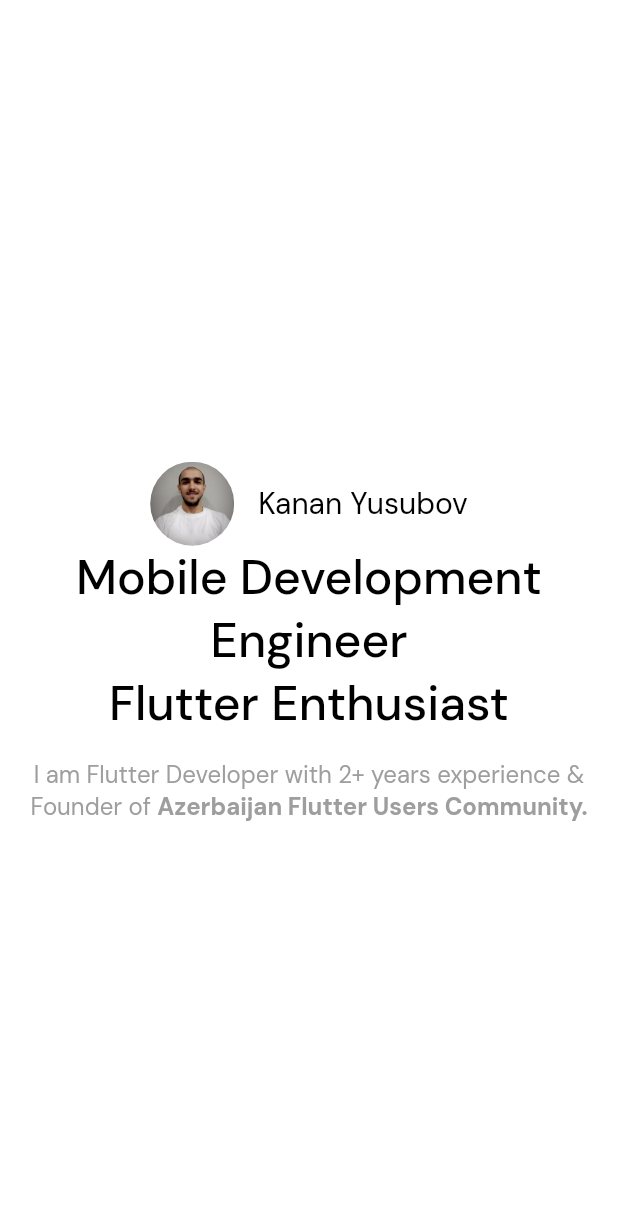
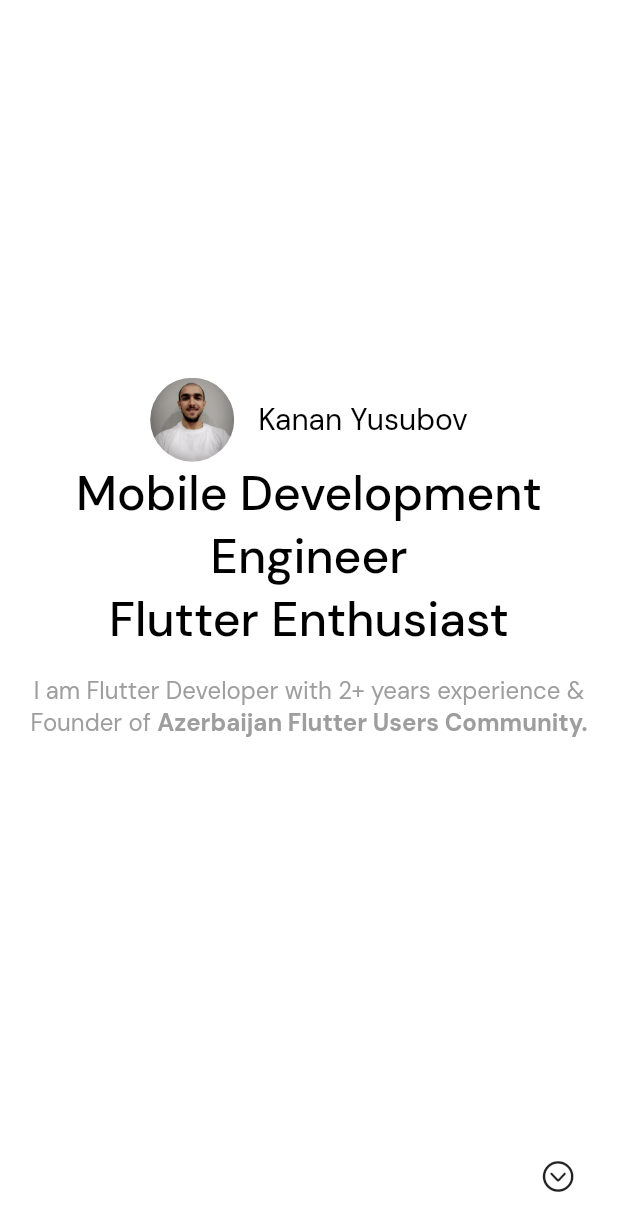
Before and after one commit to thisisyusub/Portfolio, a Flutter app: the screen it shows after launch, on a phone screen of 412 x 824 dp. Shown: the top 1231 px of the screen. Run offline on Flutter 3.47's test engine with Material 2 defaults, Android fonts, the phone set to English and light mode, and no system bars; our stand-ins replace font_awesome_flutter, google_fonts, url_strategy.

Commit message:
home page completed

```diff
--- a/lib/presentation/pages/main/main_page.dart
+++ b/lib/presentation/pages/main/main_page.dart
@@ -1,6 +1,7 @@
 import 'package:flutter/cupertino.dart';
 import 'package:flutter/material.dart';
 
+import '../../responsive_x.dart';
 import '../sections/about.dart';
 import '../sections/contact.dart';
 import '../sections/home.dart';
@@ -11,30 +12,36 @@ class MainPage extends StatefulWidget {
 }
 
 class _MainPageState extends State<MainPage> {
-  final _controller = ScrollController();
+  final _controller = PageController();
 
   @override
   Widget build(BuildContext context) {
     return Scaffold(
-      body: SafeArea(
+      body: ResponsiveX(
+        builder: (_, deviceInfo) {
+          return SafeArea(
             child: CupertinoScrollbar(
               controller: _controller,
-          child: ListView(
+              child: PageView(
                 controller: _controller,
                 scrollDirection: Axis.vertical,
-            padding: const EdgeInsets.only(
-              left: 16.0,
-              right: 16.0,
-              top: 16.0,
-            ),
-            physics: AlwaysScrollableScrollPhysics(),
+                allowImplicitScrolling: true,
+                pageSnapping: false,
                 children: [
-              Home(),
+                  Home(onTap: () {
+                    _controller.animateTo(
+                      deviceInfo.size.height,
+                      duration: Duration(milliseconds: 400),
+                      curve: Curves.decelerate,
+                    );
+                  }),
                   About(),
                   Contact(),
                 ],
               ),
             ),
+          );
+        },
       ),
     );
   }
--- a/lib/presentation/pages/sections/home.dart
+++ b/lib/presentation/pages/sections/home.dart
@@ -1,9 +1,14 @@
+import 'package:flutter/cupertino.dart';
 import 'package:flutter/material.dart';
 
 import '../../responsive_x.dart';
 import '../main/widgets/avatar.dart';
 
 class Home extends StatelessWidget {
+  const Home({this.onTap});
+
+  final VoidCallback? onTap;
+
   @override
   Widget build(BuildContext context) {
     return ResponsiveX(
@@ -22,6 +27,7 @@ class Home extends StatelessWidget {
             crossAxisAlignment: CrossAxisAlignment.center,
             mainAxisAlignment: MainAxisAlignment.center,
             children: [
+              const Spacer(),
               Avatar(),
               Text(
                 'Mobile Development Engineer\nFlutter Enthusiast',
@@ -51,6 +57,19 @@ class Home extends StatelessWidget {
                   ],
                 ),
               ),
+              const Spacer(),
+              Padding(
+                padding: const EdgeInsets.all(16.0),
+                child: Row(
+                  mainAxisAlignment: MainAxisAlignment.end,
+                  children: [
+                    IconButton(
+                      onPressed: onTap,
+                      icon: Icon(CupertinoIcons.chevron_down_circle),
+                    ),
+                  ],
+                ),
+              ),
             ],
           ),
         );
```
Also changed, not shown: lib/presentation/pages/sections/about.dart (+19 -10 lines), lib/presentation/pages/work/widgets/responsive_multi_item_builder.dart (+0 -12 lines), lib/presentation/utils/smooth_scroll.dart (deleted, +0 -74 lines). Lines whose indentation alone changed are shown as unchanged.
